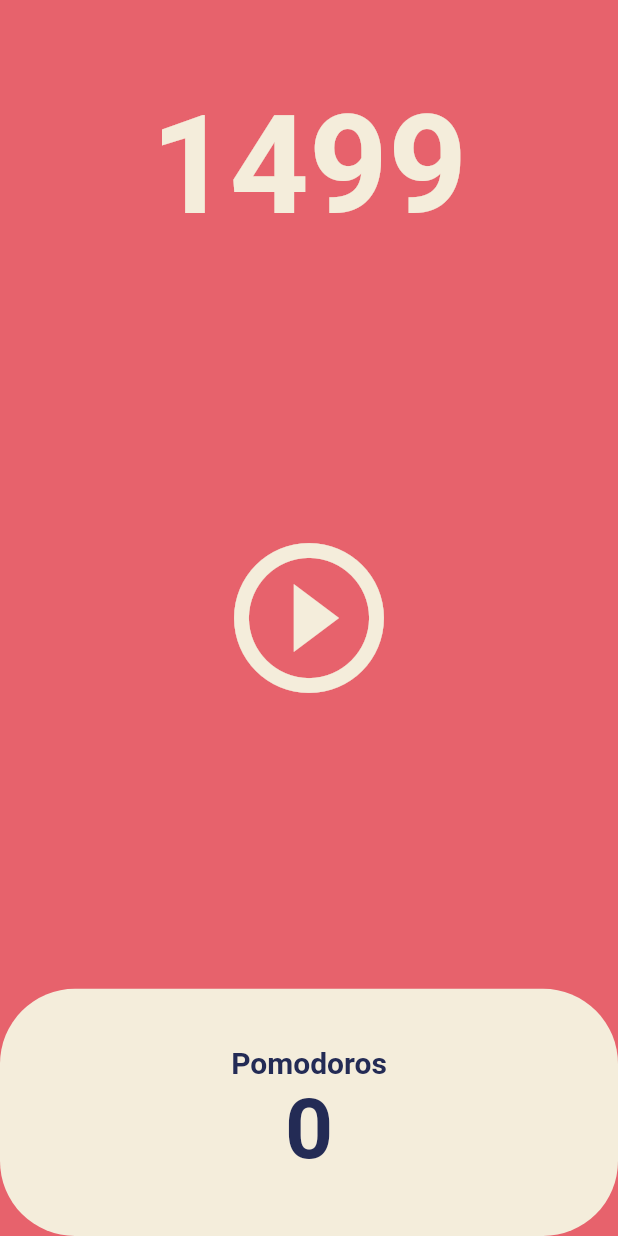
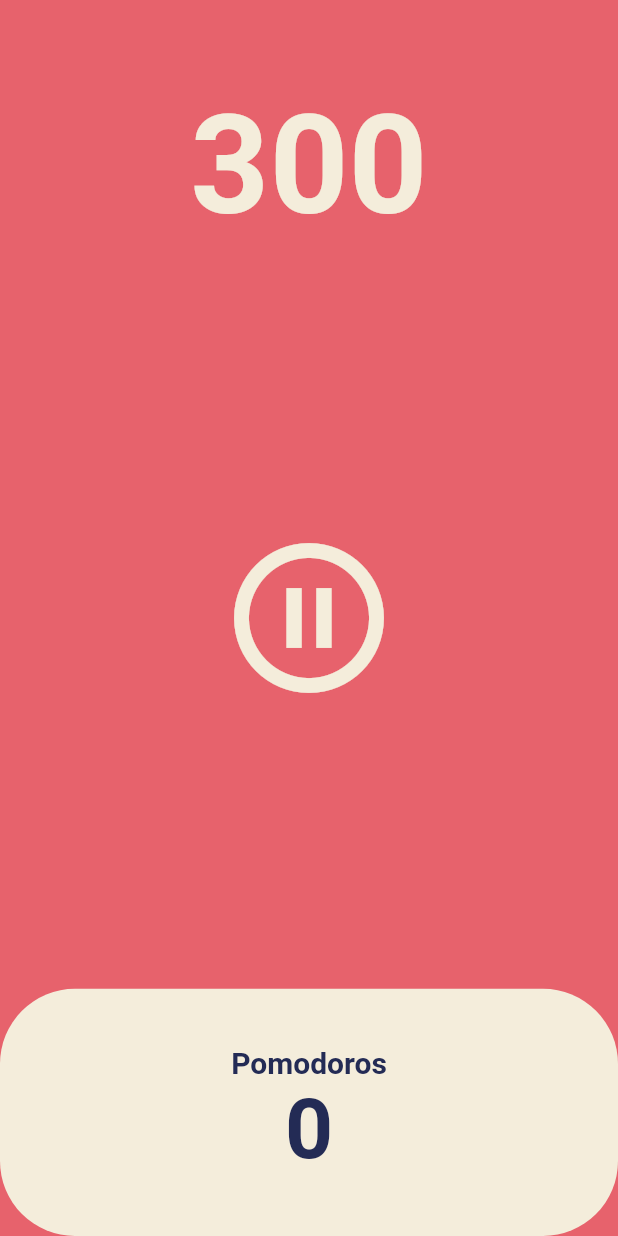
Before and after one commit to helious23/toonflix_2, a Flutter app: the screen it shows after launch, after a tap on the "play circle outline" icon, on a phone screen of 412 x 824 dp. Run offline on Flutter 3.47's test engine with Material 2 defaults, Android fonts, the phone set to English and light mode, and no system bars.

Commit message:
5.2 Pause Play

```diff
--- a/lib/screens/home_screen.dart
+++ b/lib/screens/home_screen.dart
@@ -10,10 +10,12 @@ class HomeScreen extends StatefulWidget {
 }
 
 class _HomeScreenState extends State<HomeScreen> {
-  int totalSeconds = 1500;
+  int totalSeconds = 25 * 60;
+  bool isRunning = false;
   late Timer timer;
 
   void onTick(Timer timer) {
+    // Timer timer parameter is mandatory
     setState(() {
       totalSeconds -= 1;
     });
@@ -21,9 +23,19 @@ class _HomeScreenState extends State<HomeScreen> {
 
   void onStartPressed() {
     timer = Timer.periodic(
-      const Duration(seconds: 1),
+      const Duration(milliseconds: 1),
       onTick,
     );
+    setState(() {
+      isRunning = true;
+    });
+  }
+
+  void onPausePressed() {
+    timer.cancel();
+    setState(() {
+      isRunning = false;
+    });
   }
 
   @override
@@ -52,9 +64,11 @@ class _HomeScreenState extends State<HomeScreen> {
               child: IconButton(
                 iconSize: 120,
                 color: Theme.of(context).cardColor,
-                onPressed: onStartPressed,
-                icon: const Icon(
-                  Icons.play_circle_outline,
+                onPressed: isRunning ? onPausePressed : onStartPressed,
+                icon: Icon(
+                  isRunning
+                      ? Icons.pause_circle_outline
+                      : Icons.play_circle_outline,
                 ),
               ),
             ),
```
